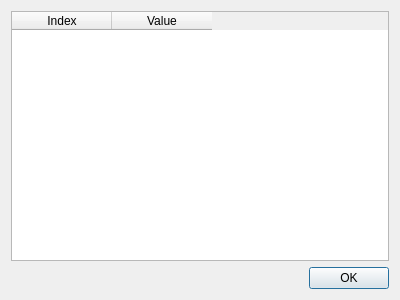
Before: the Qt Designer form Code/Mantid/MantidQt/CustomInterfaces/inc/MantidQtCustomInterfaces/EditLocalParameterDialog.ui in mantidproject/mantid, drawn with Qt 5.
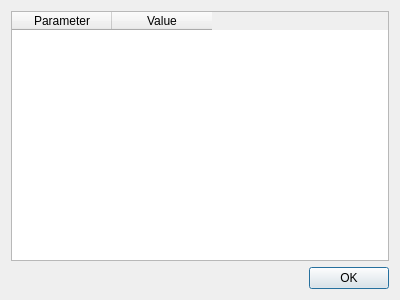
After: the same form once the commit is applied.

Patch:
```diff
--- a/Code/Mantid/MantidQt/CustomInterfaces/inc/MantidQtCustomInterfaces/EditLocalParameterDialog.ui
+++ b/Code/Mantid/MantidQt/CustomInterfaces/inc/MantidQtCustomInterfaces/EditLocalParameterDialog.ui
@@ -18,7 +18,7 @@
     <widget class="QTableWidget" name="tableWidget">
      <column>
       <property name="text">
-       <string>Index</string>
+       <string>Parameter</string>
       </property>
      </column>
      <column>
```
